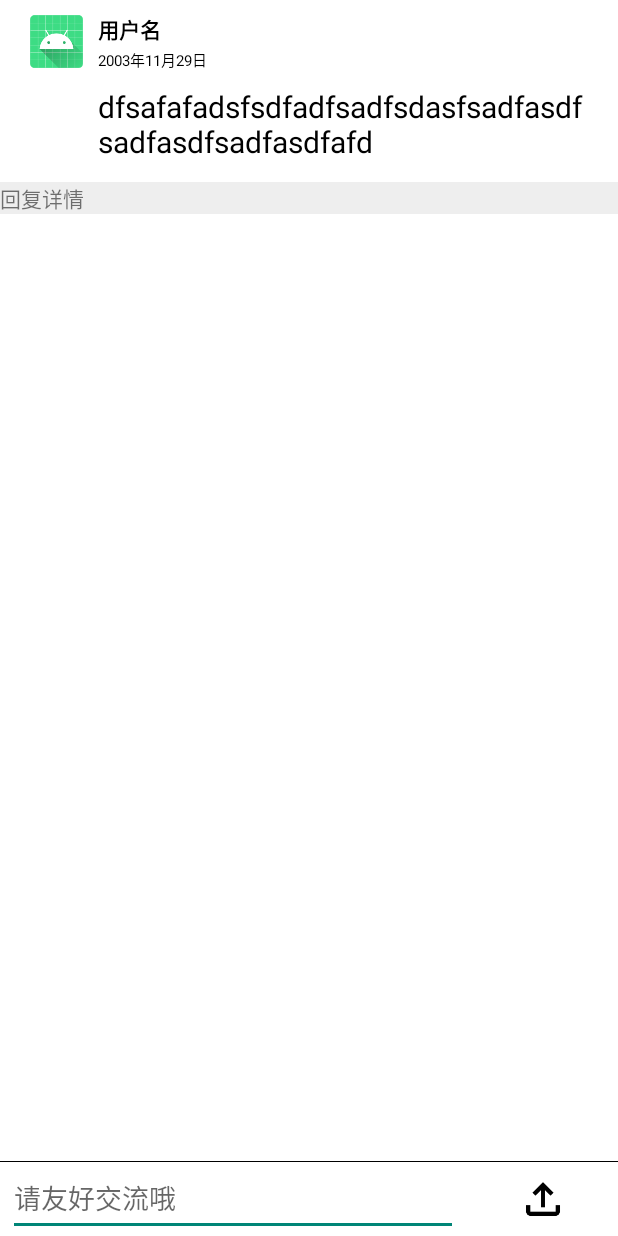
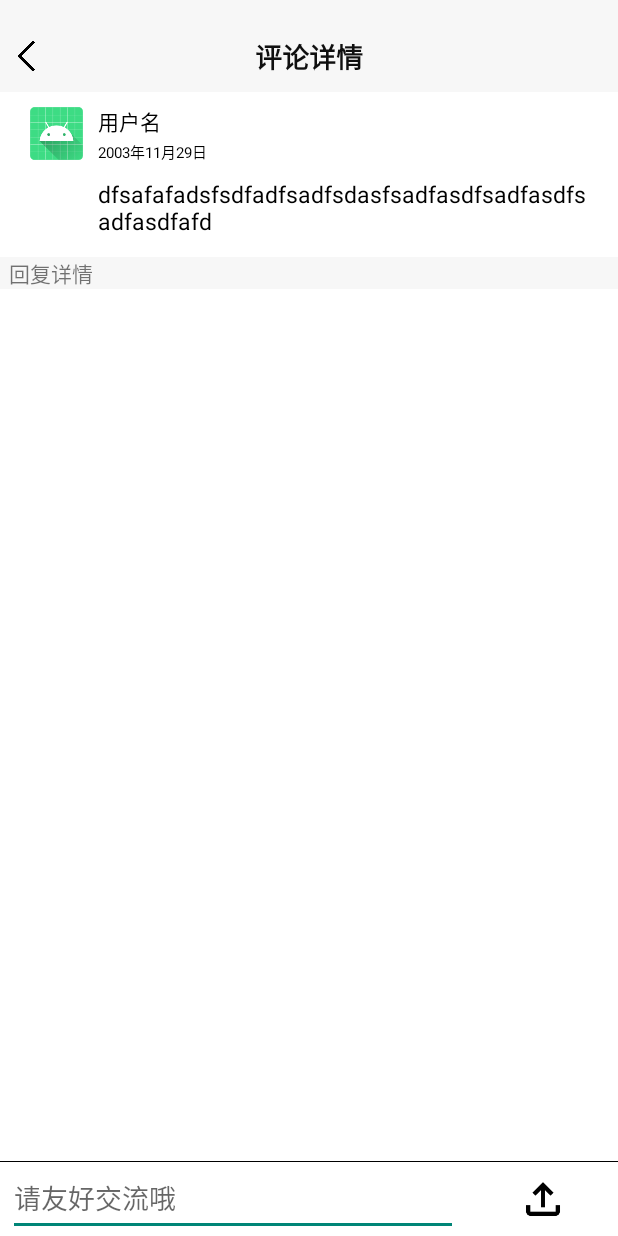
Before and after one commit to jin875421/Travel, an Android app: the RespondDetail screen opened directly, with no data from a screen before it, on a phone screen of 412 x 824 dp. Run offline under Robolectric (Android 15) with nearby library versions, the light colour scheme and no system bars; pictures from the network do not load; Roboto replaces fonts that are not available here; 8 statements that could not run were skipped.

Commit message:
modify: 优化界面;

```diff
--- a/app/src/main/java/glue502/software/activities/MainActivity.java
+++ b/app/src/main/java/glue502/software/activities/MainActivity.java
@@ -59,8 +59,8 @@ import glue502.software.utils.MyViewUtils;
 public class MainActivity extends AppCompatActivity {
     public static final int PERMISSION_REQUEST_CODE = 123; // 定义一个请求码，用于识别权限请求
     //换成自己电脑的ip地址，连接后端需要
-    //192.168.43.123
-    public static final String ip = "192.168.142.92:8080";
+    //192.168.43.123 192.168.142.92
+    public static final String ip = "192.168.43.123:8080";
     private ViewPager2 viewPager2;
     private TabLayout tabLayout;
     private List<Fragment> fragments;
--- a/app/src/main/java/glue502/software/activities/personal/SettingActivity.java
+++ b/app/src/main/java/glue502/software/activities/personal/SettingActivity.java
@@ -28,11 +28,11 @@ public class SettingActivity extends AppCompatActivity {
     protected void onCreate(Bundle savedInstanceState) {
         super.onCreate(savedInstanceState);
         setContentView(R.layout.activity_setting);
-//        MyViewUtils.setImmersiveStatusBar(this,getWindow().getDecorView(),true);
+        MyViewUtils.setImmersiveStatusBar(this,getWindow().getDecorView(),true);
         btnDestroy=findViewById(R.id.btn_destroy);
         imgBcak=findViewById(R.id.img_back);
         rltlAccount=findViewById(R.id.rltl_account);
-        MyViewUtils.setISBarWithoutView(this,true);
+//        MyViewUtils.setISBarWithoutView(this,true);
         rltlAccount.setOnClickListener(new View.OnClickListener() {
             @Override
             public void onClick(View view) {
--- a/app/src/main/java/glue502/software/activities/personal/UpdatePersonalInformationActivity.java
+++ b/app/src/main/java/glue502/software/activities/personal/UpdatePersonalInformationActivity.java
@@ -65,7 +65,7 @@ public class UpdatePersonalInformationActivity extends AppCompatActivity {
     protected void onCreate(Bundle savedInstanceState) {
         super.onCreate(savedInstanceState);
         setContentView(R.layout.activity_upadte_person_information);
-        MyViewUtils.setImmersiveStatusBar(this,getWindow().getDecorView(),true);
+        MyViewUtils.setImmersiveStatusBar(this,findViewById(R.id.title),true);
         edtName=findViewById(R.id.edt_name);
         txtSave=findViewById(R.id.txt_save);
         imgBcak=findViewById(R.id.img_back);
--- a/app/src/main/java/glue502/software/activities/posts/RespondDetail.java
+++ b/app/src/main/java/glue502/software/activities/posts/RespondDetail.java
@@ -49,6 +49,7 @@ import glue502.software.models.Comment;
 import glue502.software.models.CommentRespond;
 import glue502.software.models.ReturnCommentRespond;
 import glue502.software.models.UploadComment;
+import glue502.software.utils.MyViewUtils;
 import okhttp3.Call;
 import okhttp3.Callback;
 import okhttp3.MediaType;
@@ -71,6 +72,7 @@ public class RespondDetail extends AppCompatActivity {
     private TextView time;
     private TextView text;
     private String url = "http://"+ip+"/travel/";
+    private ImageView backButton;
     private OkHttpClient client = new OkHttpClient();
 
     @Override
@@ -78,6 +80,7 @@ public class RespondDetail extends AppCompatActivity {
         super.onCreate(savedInstanceState);
         setContentView(R.layout.activity_respond_detail);
         setView();
+        MyViewUtils.setImmersiveStatusBar(this,findViewById(R.id.head),true);
         initData();
         setListener();
 
@@ -255,6 +258,7 @@ public class RespondDetail extends AppCompatActivity {
         avatar = findViewById(R.id.avatar);
         time = findViewById(R.id.time);
         text = findViewById(R.id.text);
+        backButton = findViewById(R.id.btn_back);
         RecyclerView.LayoutManager layoutManager = new LinearLayoutManager(this, LinearLayoutManager.HORIZONTAL, false); // 使用水平方向
     }
 
--- a/app/src/main/java/glue502/software/activities/recoAttraction/MoreAttractionMainActivity.java
+++ b/app/src/main/java/glue502/software/activities/recoAttraction/MoreAttractionMainActivity.java
@@ -42,7 +42,12 @@ public class MoreAttractionMainActivity extends AppCompatActivity implements Vie
         setContentView(R.layout.activity_more_attraction_main);
         MyViewUtils.setImmersiveStatusBar(this,getWindow().getDecorView(),true);
         getViews();
+        setListener();
         getAttractions();
+    }
+
+    private void setListener() {
+        backButton.setOnClickListener(this);
     }
 
     private void getViews() {
--- a/app/src/main/java/glue502/software/fragments/FunctionFragment.java
+++ b/app/src/main/java/glue502/software/fragments/FunctionFragment.java
@@ -151,7 +151,7 @@ public class FunctionFragment extends Fragment {
                              Bundle savedInstanceState) {
         Log.v("FunctionFragment", "lzx onCreateView");
         view = inflater.inflate(R.layout.fragment_function, container, false);
-        MyViewUtils.setImmersiveStatusBar(getActivity(),view.findViewById(R.id.bmapView),true);
+//        MyViewUtils.setImmersiveStatusBar(getActivity(),view.findViewById(R.id.top).getRootView(),true);
         initView();
         getIntent();
         PoiSugSearch();
--- a/app/src/main/java/glue502/software/fragments/PersonalInformationFragment.java
+++ b/app/src/main/java/glue502/software/fragments/PersonalInformationFragment.java
@@ -135,10 +135,10 @@ public class PersonalInformationFragment extends Fragment {
                     public void onConfigureTab(@NonNull TabLayout.Tab tab, int position) {
                         switch (position){
                             case 0:
-                                tab.setText("我的收藏");
+                                tab.setText("收藏");
                                 break;
                             case 1:
-                                tab.setText("我的发布");
+                                tab.setText("发布");
                                 break;
                             default:
                                 break;
--- a/app/src/main/res/drawable/background_blue2white.xml
+++ b/app/src/main/res/drawable/background_green2white.xml
@@ -2,7 +2,7 @@
 <shape xmlns:android="http://schemas.android.com/apk/res/android">
     <!--实现应用背景颜色渐变-->
     <gradient
-        android:startColor="#99CCFF"
+        android:startColor="#CCFF99"
         android:endColor="#FFFFFF"
         android:angle="270"/>
 </shape>
--- a/app/src/main/res/layout/activity_attraction_detail.xml
+++ b/app/src/main/res/layout/activity_attraction_detail.xml
@@ -36,8 +36,9 @@
             android:layout_centerVertical="true"
             android:layout_alignParentEnd="true"
             android:textSize="16dp"
+            android:paddingEnd="6dp"
             android:textColor="#2196F3"
-            android:text="查看更多" />
+            android:text="更多" />
     </RelativeLayout>
     <ScrollView
         android:layout_width="match_parent"
--- a/app/src/main/res/layout/activity_comment_list_adapter.xml
+++ b/app/src/main/res/layout/activity_comment_list_adapter.xml
@@ -34,7 +34,6 @@
           android:layout_width="wrap_content"
           android:layout_height="wrap_content"
           android:textColor="@color/black"
-          android:textStyle="bold"
           android:text="用户名 "
           android:textSize="14sp" />
 
@@ -54,7 +53,7 @@
           android:layout_marginTop="10dp"
           android:text="dfsafafadsfsdfadfsadfsdasfsadfasdfsadfasdfsadfasdfafd"
           android:textColor="@color/black"
-          android:textSize="20sp" />
+          android:textSize="15sp" />
 
     </LinearLayout>
 
@@ -89,7 +88,7 @@
           android:background="@android:color/white" />
       <TextView
           android:id="@+id/respond_num"
-          android:textSize="15sp"
+          android:textSize="14sp"
           android:layout_width="wrap_content"
           android:layout_height="wrap_content"
           android:text="共N条回复 >"/>
--- a/app/src/main/res/layout/activity_post_display.xml
+++ b/app/src/main/res/layout/activity_post_display.xml
@@ -11,6 +11,7 @@
         android:id="@+id/head"
         android:layout_width="match_parent"
         android:layout_height="wrap_content"
+        android:paddingVertical="7dp"
         android:layout_alignParentTop="true">
         <ImageView
             android:id="@+id/btn_back"
@@ -42,6 +43,7 @@
         android:layout_height="match_parent"
         android:layout_above="@+id/mChatInputPanel"
         android:layout_below="@+id/head"
+        android:overScrollMode="never"
         android:id="@+id/view">
         <LinearLayout
             android:layout_width="match_parent"
--- a/app/src/main/res/layout/activity_respond_detail.xml
+++ b/app/src/main/res/layout/activity_respond_detail.xml
@@ -7,8 +7,33 @@
     android:orientation="vertical"
     tools:context=".activities.posts.RespondDetail">
 
+    <RelativeLayout
+        android:id="@+id/head"
+        android:layout_width="match_parent"
+        android:layout_height="wrap_content"
+        android:background="#F7F7F7"
+        android:paddingVertical="10dp"
+        android:layout_alignParentTop="true">
+        <ImageView
+            android:id="@+id/btn_back"
+            android:src="@drawable/back1"
+            android:layout_marginStart="6dp"
+            android:layout_alignParentStart="true"
+            android:layout_width="27dp"
+            android:layout_height="27dp" />
+        <TextView
+            android:layout_width="wrap_content"
+            android:layout_height="wrap_content"
+            android:layout_centerHorizontal="true"
+            android:layout_marginStart="10dp"
+            android:textColor="#0F0F0F"
+            android:text="评论详情"
+            android:textStyle="bold"
+            android:textSize="18sp" />
+    </RelativeLayout>
     <LinearLayout
         android:id="@+id/comment"
+        android:layout_below="@+id/head"
         android:layout_width="match_parent"
         android:layout_height="wrap_content">
         <LinearLayout
@@ -39,7 +64,6 @@
                     android:layout_width="wrap_content"
                     android:layout_height="wrap_content"
                     android:textColor="@color/black"
-                    android:textStyle="bold"
                     android:text="用户名 "
                     android:textSize="14sp" />
 
@@ -59,7 +83,7 @@
                     android:layout_marginTop="10dp"
                     android:text="dfsafafadsfsdfadfsadfsdasfsadfasdfsadfasdfsadfasdfafd"
                     android:textColor="@color/black"
-                    android:textSize="20sp" />
+                    android:textSize="15sp" />
 
             </LinearLayout>
         </LinearLayout>
@@ -69,13 +93,15 @@
         android:layout_below="@+id/comment"
         android:layout_width="match_parent"
         android:layout_height="wrap_content"
-        android:background="@color/gray"
+        android:paddingStart="6dp"
+        android:background="#F7F7F7"
         android:text="回复详情"/>
 
     <LinearLayout
         android:layout_width="match_parent"
         android:layout_height="wrap_content"
         android:layout_marginTop="4dp"
+        android:background="#FEFEFE"
         android:layout_below="@+id/theText">
         <ListView
             android:id="@+id/respond_list"
--- a/app/src/main/res/layout/activity_respond_detail_adapter.xml
+++ b/app/src/main/res/layout/activity_respond_detail_adapter.xml
@@ -33,7 +33,6 @@
                 android:layout_width="wrap_content"
                 android:layout_height="wrap_content"
                 android:textColor="@color/black"
-                android:textStyle="bold"
                 android:text="用户名 "
                 android:textSize="14sp" />
 
@@ -53,7 +52,7 @@
                 android:layout_marginTop="10dp"
                 android:text="dfsafafadsfsdfadfsadfsdasfsadfasdfsadfasdfsadfasdfafd"
                 android:textColor="@color/black"
-                android:textSize="18sp" />
+                android:textSize="15sp" />
 
         </LinearLayout>
 
--- a/app/src/main/res/layout/fragment_community.xml
+++ b/app/src/main/res/layout/fragment_community.xml
@@ -16,7 +16,7 @@
             android:id="@+id/appbar"
             android:layout_width="match_parent"
             android:layout_height="200dp"
-            android:background="@drawable/background_blue2white">
+            android:background="@drawable/background_green2white">
             <com.google.android.material.appbar.CollapsingToolbarLayout
                 android:id="@+id/collpasing_toolbar"
                 android:layout_width="match_parent"
@@ -113,6 +113,7 @@
             android:background="@xml/round_button"
             android:text="+"
             android:textSize="25sp"
+            android:elevation="5dp"
             android:textColor="@color/white" />
 
     </FrameLayout>
--- a/app/src/main/res/layout/fragment_recommend.xml
+++ b/app/src/main/res/layout/fragment_recommend.xml
@@ -30,7 +30,7 @@
     <com.scwang.smart.refresh.layout.SmartRefreshLayout
         android:id="@+id/refreshLayout"
         android:layout_width="match_parent"
-        android:layout_height="wrap_content">
+        android:layout_height="match_parent">
         <ScrollView
             android:layout_width="match_parent"
             android:layout_height="match_parent"
@@ -150,11 +150,11 @@
                         android:text="当前城市" />
                     <LinearLayout
                         android:layout_width="match_parent"
-                        android:layout_height="match_parent">
+                        android:layout_height="wrap_content">
                         <ListView
                             android:id="@+id/local_post"
                             android:layout_width="match_parent"
-                            android:layout_height="match_parent" />
+                            android:layout_height="wrap_content" />
                     </LinearLayout>
                 </LinearLayout>
             </RelativeLayout>
--- a/app/src/main/res/values/styles.xml
+++ b/app/src/main/res/values/styles.xml
@@ -5,4 +5,9 @@
         <item name="android:textSize">10dp</item>
 
     </style>
+    <style name="PersonTabLayout" parent="Widget.Design.TabLayout">
+        <!-- 定义选中和非选中状态下的文字颜色 -->
+        <item name="android:textSize">15dp</item>
+
+    </style>
 </resources>
```
Also changed, not shown: app/src/main/res/layout/activity_upadte_person_information.xml (+17 -15 lines), app/src/main/res/layout/fragment_personal_information.xml (+4 -3 lines).
